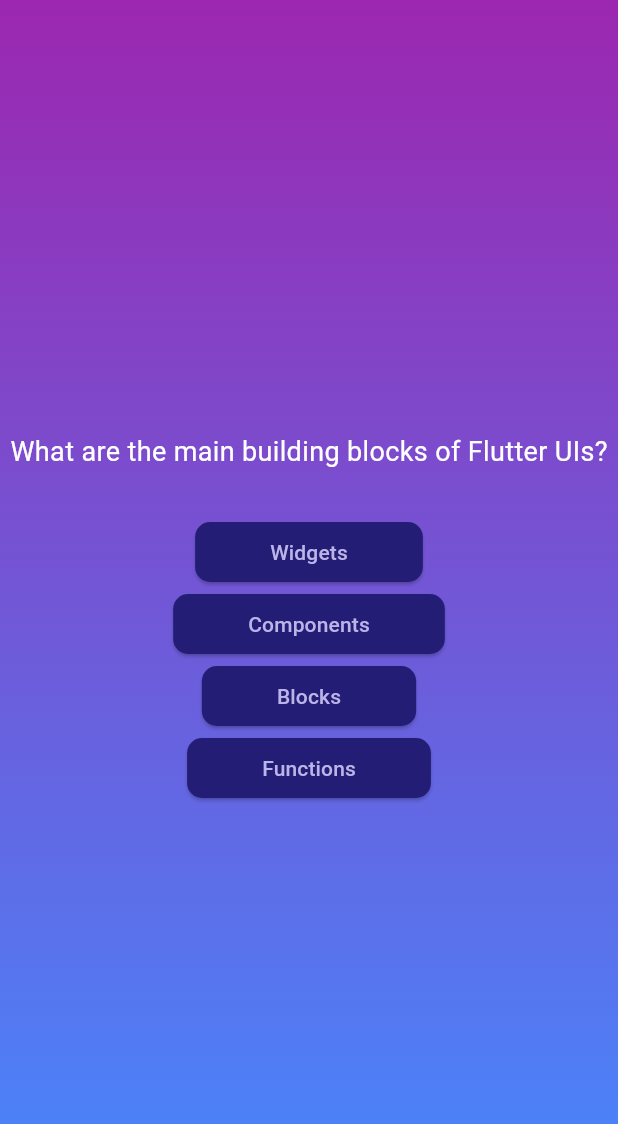
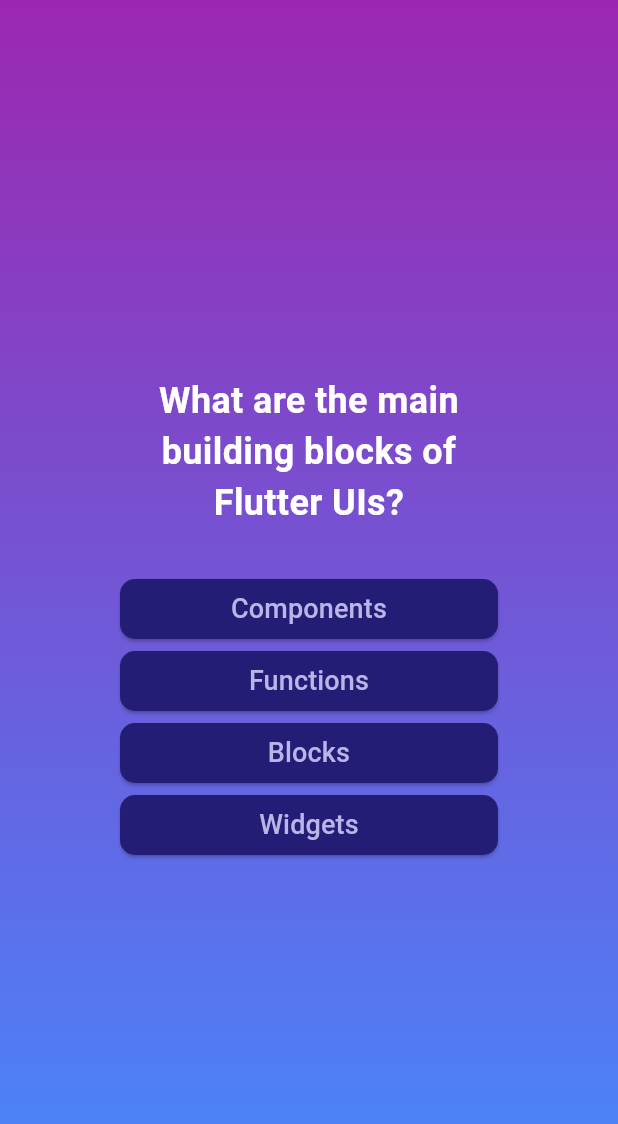
Before and after one commit to Wanderer0074348/AndroidDev, a Flutter app: the screen it shows after launch, after a tap on "Start Quiz", on a phone screen of 412 x 824 dp. Shown: the top 1124 px of the screen. Run offline on Flutter 3.47's test engine with Material 3 defaults, Android fonts, the phone set to English and light mode, and no system bars; our stand-ins replace google_fonts; Roboto replaces fonts that are missing (Ubuntu).

Commit message:
Completed dynamic generation of questions

```diff
--- a/practice_app_2/lib/answer_button.dart
+++ b/practice_app_2/lib/answer_button.dart
@@ -1,4 +1,5 @@
 import 'package:flutter/material.dart';
+import 'package:google_fonts/google_fonts.dart';
 
 class AnswerButton extends StatelessWidget {
   const AnswerButton(
@@ -9,14 +10,18 @@
   @override
   Widget build(BuildContext context) {
     return ElevatedButton(
-      onPressed: () {},
+      onPressed: onPress,
       style: ElevatedButton.styleFrom(
-          padding: const EdgeInsets.fromLTRB(50, 10, 50, 10),
+          // padding: const EdgeInsets.fromLTRB(50, 10, 50, 10),
           backgroundColor: const Color.fromARGB(255, 35, 29, 118),
           foregroundColor: const Color.fromARGB(255, 187, 180, 232),
           shape:
               RoundedRectangleBorder(borderRadius: BorderRadius.circular(10))),
-      child: Text(answerText),
+      child: Text(
+        answerText,
+        textAlign: TextAlign.center,
+        style: GoogleFonts.ubuntuCondensed(fontSize: 18),
+      ),
     );
   }
 }
--- a/practice_app_2/lib/models/quiz_question.dart
+++ b/practice_app_2/lib/models/quiz_question.dart
@@ -2,4 +2,10 @@
   const QuizQuestion(this.text, this.answers);
   final String text;
   final List<String> answers;
+
+  List<String> getShuffled() {
+    final shuffledList = List.of(answers);
+    shuffledList.shuffle();
+    return shuffledList;
+  }
 }
--- a/practice_app_2/lib/questions_screen.dart
+++ b/practice_app_2/lib/questions_screen.dart
@@ -1,6 +1,7 @@
 import 'package:flutter/material.dart';
 import 'package:practice_app_2/answer_button.dart';
 import 'package:practice_app_2/data/questions.dart';
+import 'package:google_fonts/google_fonts.dart';
 
 class QuestionsScreen extends StatefulWidget {
   const QuestionsScreen({super.key});
@@ -11,26 +12,46 @@
 }
 
 class _QuestionsScreenState extends State<QuestionsScreen> {
+  var currentQuestionIndex = 0;
+
+  void answerQuestion() {
+    setState(
+      () {
+        currentQuestionIndex++;
+      },
+    );
+  }
+
   @override
   Widget build(BuildContext context) {
-    final currentQuestion = questions[0];
+    final currentQuestion = questions[currentQuestionIndex];
     return SizedBox(
       width: double.infinity,
+      child: Container(
+        margin: const EdgeInsets.all(80),
         child: Column(
           mainAxisAlignment: MainAxisAlignment.center,
+          crossAxisAlignment: CrossAxisAlignment.stretch,
           children: [
             Text(
+              textAlign: TextAlign.center,
               currentQuestion.text,
-            style: const TextStyle(color: Colors.white, fontSize: 18),
+              style: GoogleFonts.ubuntu(
+                  color: Colors.white,
+                  fontSize: 24,
+                  fontWeight: FontWeight.bold),
             ),
             const SizedBox(
               height: 30,
             ),
-          AnswerButton(answerText: currentQuestion.answers[0], onPress: () {}),
-          AnswerButton(answerText: currentQuestion.answers[1], onPress: () {}),
-          AnswerButton(answerText: currentQuestion.answers[2], onPress: () {}),
-          AnswerButton(answerText: currentQuestion.answers[3], onPress: () {})
+            // spreading the list data to a widget of all the elements
+            ...currentQuestion.getShuffled().map(
+              (item) {
+                return AnswerButton(onPress: answerQuestion, answerText: item);
+              },
+            ),
           ],
+        ),
       ),
     );
   }
--- a/practice_app_2/pubspec.yaml
+++ b/practice_app_2/pubspec.yaml
@@ -35,6 +35,7 @@
   # The following adds the Cupertino Icons font to your application.
   # Use with the CupertinoIcons class for iOS style icons.
   cupertino_icons: ^1.0.6
+  google_fonts: ^6.2.1
 
 dev_dependencies:
   flutter_test:
```
Also changed, not shown: practice_app_2/pubspec.lock, 1 other file. Lines whose indentation alone changed are shown as unchanged.
